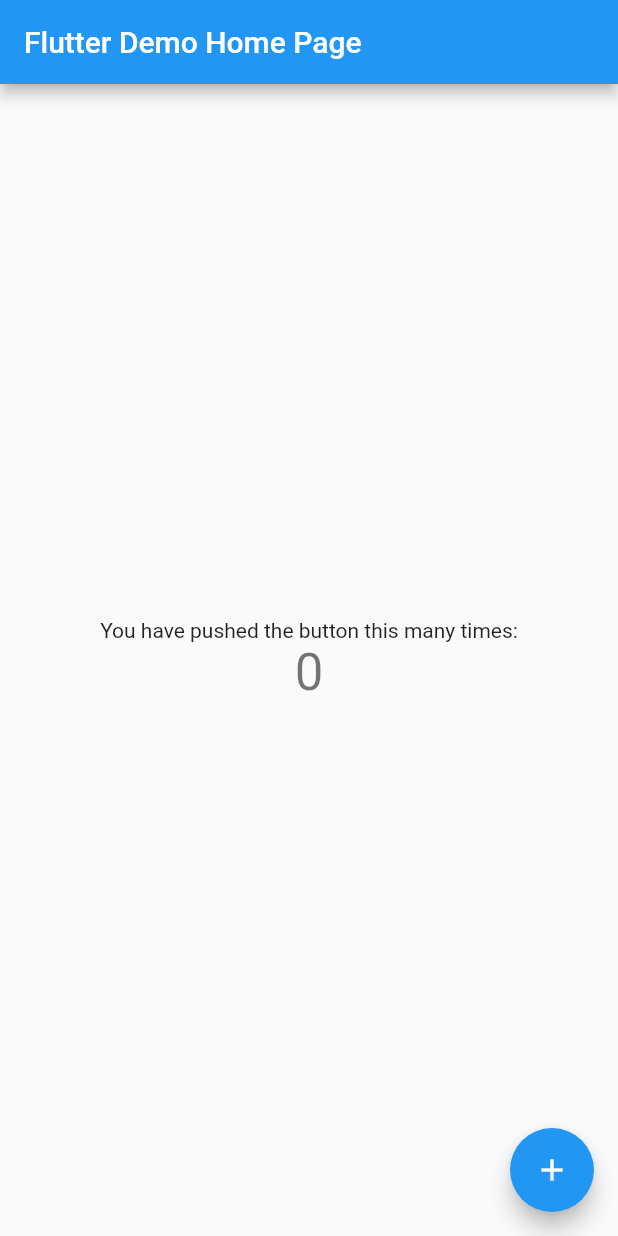
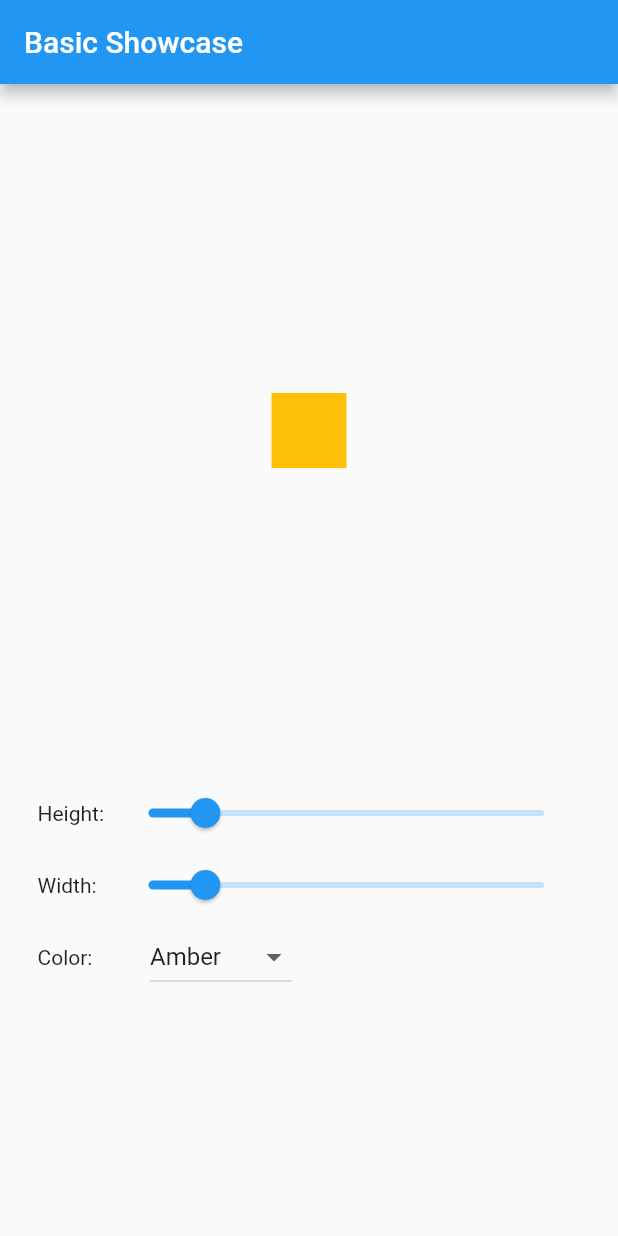
Before and after one commit to Kounex/flutter_companion, a Flutter app: the screen it shows after launch, on a phone screen of 412 x 824 dp. Run offline on Flutter 3.47's test engine with Material 2 defaults, Android fonts, the light colour scheme and no system bars; our stand-ins replace google_fonts.

Commit message:
some basic stuff for the container

```diff
--- /dev/null
+++ b/the_container/lib/app.dart
@@ -0,0 +1,13 @@
+import 'package:flutter/material.dart';
+import 'package:the_container/views/basic_showcase.dart';
+
+class App extends StatelessWidget {
+  @override
+  Widget build(BuildContext context) {
+    return MaterialApp(
+      theme: ThemeData.light(),
+      darkTheme: ThemeData.dark(),
+      home: BasicShowcaseView(),
+    );
+  }
+}
--- a/the_container/lib/main.dart
+++ b/the_container/lib/main.dart
@@ -1,113 +1,6 @@
 import 'package:flutter/material.dart';
+import 'package:the_container/app.dart';
 
 void main() {
-  runApp(MyApp());
+  runApp(App());
 }
-
-class MyApp extends StatelessWidget {
-  // This widget is the root of your application.
-  @override
-  Widget build(BuildContext context) {
-    return MaterialApp(
-      title: 'Flutter Demo',
-      theme: ThemeData(
-        // This is the theme of your application.
-        //
-        // Try running your application with "flutter run". You'll see the
-        // application has a blue toolbar. Then, without quitting the app, try
-        // changing the primarySwatch below to Colors.green and then invoke
-        // "hot reload" (press "r" in the console where you ran "flutter run",
-        // or simply save your changes to "hot reload" in a Flutter IDE).
-        // Notice that the counter didn't reset back to zero; the application
-        // is not restarted.
-        primarySwatch: Colors.blue,
-      ),
-      home: MyHomePage(title: 'Flutter Demo Home Page'),
-    );
-  }
-}
-
-class MyHomePage extends StatefulWidget {
-  MyHomePage({Key key, this.title}) : super(key: key);
-
-  // This widget is the home page of your application. It is stateful, meaning
-  // that it has a State object (defined below) that contains fields that affect
-  // how it looks.
-
-  // This class is the configuration for the state. It holds the values (in this
-  // case the title) provided by the parent (in this case the App widget) and
-  // used by the build method of the State. Fields in a Widget subclass are
-  // always marked "final".
-
-  final String title;
-
-  @override
-  _MyHomePageState createState() => _MyHomePageState();
-}
-
-class _MyHomePageState extends State<MyHomePage> {
-  int _counter = 0;
-
-  void _incrementCounter() {
-    setState(() {
-      // This call to setState tells the Flutter framework that something has
-      // changed in this State, which causes it to rerun the build method below
-      // so that the display can reflect the updated values. If we changed
-      // _counter without calling setState(), then the build method would not be
-      // called again, and so nothing would appear to happen.
-      _counter++;
-    });
-  }
-
-  @override
-  Widget build(BuildContext context) {
-    // This method is rerun every time setState is called, for instance as done
-    // by the _incrementCounter method above.
-    //
-    // The Flutter framework has been optimized to make rerunning build methods
-    // fast, so that you can just rebuild anything that needs updating rather
-    // than having to individually change instances of widgets.
-    return Scaffold(
-      appBar: AppBar(
-        // Here we take the value from the MyHomePage object that was created by
-        // the App.build method, and use it to set our appbar title.
-        title: Text(widget.title),
-      ),
-      body: Center(
-        // Center is a layout widget. It takes a single child and positions it
-        // in the middle of the parent.
-        child: Column(
-          // Column is also a layout widget. It takes a list of children and
-          // arranges them vertically. By default, it sizes itself to fit its
-          // children horizontally, and tries to be as tall as its parent.
-          //
-          // Invoke "debug painting" (press "p" in the console, choose the
-          // "Toggle Debug Paint" action from the Flutter Inspector in Android
-          // Studio, or the "Toggle Debug Paint" command in Visual Studio Code)
-          // to see the wireframe for each widget.
-          //
-          // Column has various properties to control how it sizes itself and
-          // how it positions its children. Here we use mainAxisAlignment to
-          // center the children vertically; the main axis here is the vertical
-          // axis because Columns are vertical (the cross axis would be
-          // horizontal).
-          mainAxisAlignment: MainAxisAlignment.center,
-          children: <Widget>[
-            Text(
-              'You have pushed the button this many times:',
-            ),
-            Text(
-              '$_counter',
-              style: Theme.of(context).textTheme.headline4,
-            ),
-          ],
-        ),
-      ),
-      floatingActionButton: FloatingActionButton(
-        onPressed: _incrementCounter,
-        tooltip: 'Increment',
-        child: Icon(Icons.add),
-      ), // This trailing comma makes auto-formatting nicer for build methods.
-    );
-  }
-}
--- /dev/null
+++ b/the_container/lib/views/basic_showcase.dart
@@ -0,0 +1,142 @@
+import 'package:flutter/cupertino.dart';
+import 'package:flutter/material.dart';
+
+const Map<String, Color> availableColors = {
+  'Amber': Colors.amber,
+  'Black': Colors.black,
+  'Blue': Color.fromRGBO(5, 22, 77, 1.0),
+  'Light Blue': Colors.blue,
+  'Brown': Colors.brown,
+  'Green': Colors.green,
+  'Grey': Colors.grey,
+  'Indigo': Colors.indigo,
+  'Orange': Colors.orange,
+  'Pink': Colors.pink,
+  'Red': Colors.red,
+  'White': Colors.white
+};
+
+class BasicShowcaseView extends StatefulWidget {
+  @override
+  _BasicShowcaseViewState createState() => _BasicShowcaseViewState();
+}
+
+class _BasicShowcaseViewState extends State<BasicShowcaseView> {
+  double _height = 50.0;
+  double _width = 50.0;
+
+  Color _color = Colors.amber;
+
+  @override
+  Widget build(BuildContext context) {
+    double maxSize = (MediaQuery.of(context).size.width - 50).roundToDouble();
+    return Scaffold(
+      appBar: AppBar(
+        title: Text('Basic Showcase'),
+      ),
+      body: ListView(
+        children: <Widget>[
+          /// Using Align because the Container is inside
+          /// a ListView and will therefore be "stretched"
+          /// horizontally on default - Align does counter
+          /// this behaviour
+          Padding(
+            padding: EdgeInsets.only(
+              top: 50.0,
+              bottom: 50.0,
+            ),
+            child: SizedBox(
+              height: maxSize,
+              child: Align(
+                child: Container(
+                  height: _height,
+                  width: _width,
+                  decoration: BoxDecoration(
+                    color: _color,
+                  ),
+                ),
+              ),
+            ),
+          ),
+          Padding(
+            padding: const EdgeInsets.only(
+              left: 25.0,
+              right: 25.0,
+            ),
+            child: Row(
+              children: <Widget>[
+                Container(
+                  width: 50.0,
+                  child: Text('Height:'),
+                ),
+                Expanded(
+                  child: Slider(
+                    min: 0,
+                    max: maxSize,
+                    value: _height,
+                    label: '${_height.round()}',
+                    divisions: maxSize.toInt(),
+                    onChanged: (height) => setState(() => _height = height),
+                  ),
+                ),
+              ],
+            ),
+          ),
+          Padding(
+            padding: const EdgeInsets.only(
+              left: 25.0,
+              right: 25.0,
+            ),
+            child: Row(
+              children: <Widget>[
+                Container(
+                  width: 50.0,
+                  child: Text('Width:'),
+                ),
+                Expanded(
+                  child: Slider(
+                    min: 0,
+                    max: maxSize,
+                    value: _width,
+                    label: '${_width.round()}',
+                    divisions: maxSize.toInt(),
+                    onChanged: (width) => setState(() => _width = width),
+                  ),
+                ),
+              ],
+            ),
+          ),
+          Padding(
+            padding: const EdgeInsets.only(
+              left: 25.0,
+              right: 25.0,
+            ),
+            child: Row(
+              children: <Widget>[
+                Container(
+                  width: 50.0,
+                  child: Text('Color:'),
+                ),
+                Padding(
+                  padding: EdgeInsets.only(left: 25.0),
+                  child: DropdownButton(
+                    value: _color,
+                    items: availableColors.keys
+                        .map(
+                          (colorKey) => DropdownMenuItem(
+                            child: Text(colorKey),
+                            value: availableColors[colorKey],
+                          ),
+                        )
+                        .toList(),
+                    onChanged: (color) => setState(() => _color = color),
+                  ),
+                ),
+              ],
+            ),
+          ),
+        ],
+      ),
+    );
+  }
+}
```
Also changed, not shown: 2 other files.
